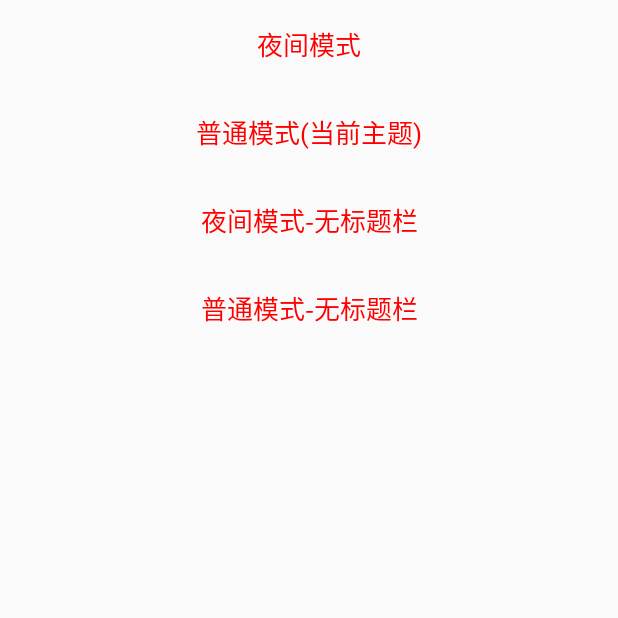
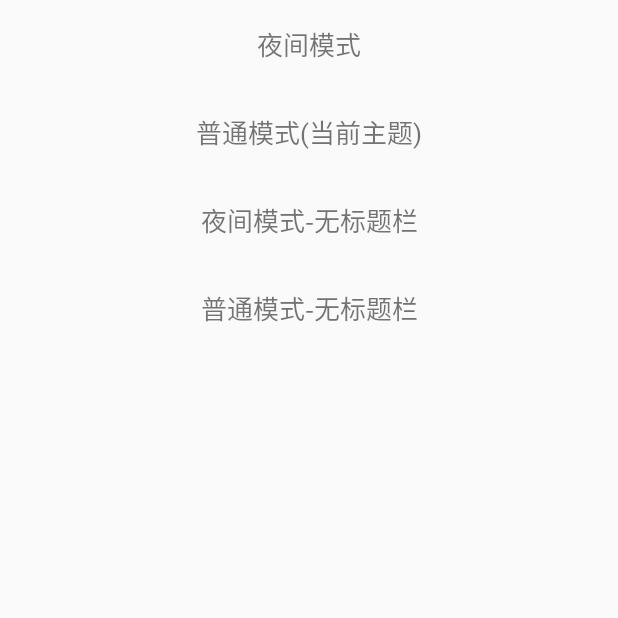
Before and after one commit to jianyuyouhun/KotlinJMVP, an Android app: the ThemeStyleActivity screen opened directly, with no data from a screen before it, on a phone screen of 412 x 824 dp, the top half of it. Run offline under Robolectric (Android 15) with nearby library versions, the phone set to English and light mode, and no system bars.

Commit message:
主题切换demo,代码调整

```diff
--- a/app/src/main/java/com/jianyuyouhun/kotlin/kotlinjmvp/util/AppUtils.java
+++ b/app/src/main/java/com/jianyuyouhun/kotlin/kotlinjmvp/util/AppUtils.java
@@ -24,7 +24,7 @@ public class AppUtils {
                 .getLaunchIntentForPackage(context.getPackageName());
         PendingIntent restartIntent = PendingIntent.getActivity(context, 0, intent, PendingIntent.FLAG_ONE_SHOT);
         AlarmManager mgr = (AlarmManager) context.getSystemService(Context.ALARM_SERVICE);
-        mgr.set(AlarmManager.RTC, System.currentTimeMillis() + 200, restartIntent); // 重启应用
+        mgr.set(AlarmManager.RTC, System.currentTimeMillis(), restartIntent); // 重启应用
         LightBroadCast.Companion.getInstance().sendEmptyMsgDelayed(ThemeModel.Companion.getMSG_WHAT_ALL_ACTIVITY_CLOSE_SELF()
                 , Delayed);
     }
--- a/app/src/main/res/layout/list_theme_item.xml
+++ b/app/src/main/res/layout/list_theme_item.xml
@@ -7,7 +7,6 @@
         android:id="@+id/theme_name"
         android:padding="16dp"
         android:textSize="17sp"
-        android:textColor="#ff0000"
         android:gravity="center"
         android:layout_width="match_parent"
         android:layout_height="wrap_content" />
--- a/library/src/main/java/com/jianyuyouhun/kotlin/library/app/BaseActivity.kt
+++ b/library/src/main/java/com/jianyuyouhun/kotlin/library/app/BaseActivity.kt
@@ -66,7 +66,6 @@ abstract class BaseActivity: AppCompatActivity() {
         if (themeId == -1) {
             return
         }
-        Logger.e("theme", ""+themeId)
         setTheme(themeId)
     }
 
```
